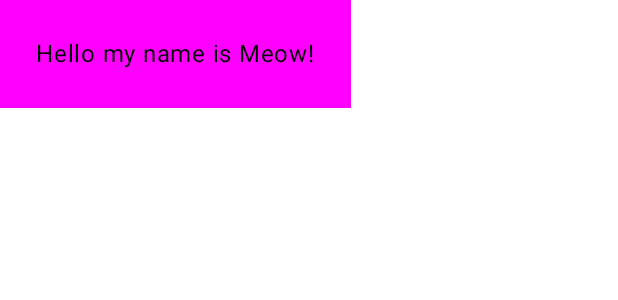
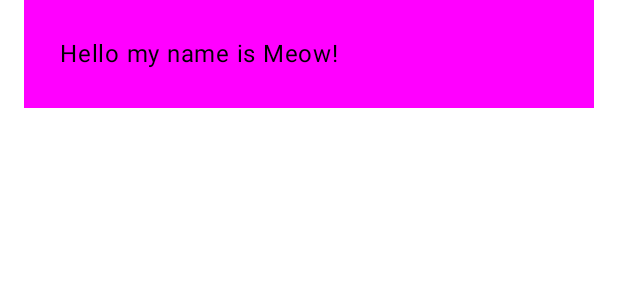
Before and after one commit to mankidal19/greetings-card, an Android app built with Jetpack Compose: the @Preview function GreetingPreview, on a phone screen of 412 x 824 dp. Shown: the top 300 px of the screen. Run offline under Robolectric (Android 15) with nearby library versions, the phone set to English and light mode, and no system bars.

Commit message:
make Greeting to fillMaxWidth

```diff
--- a/app/src/main/java/com/example/greetingcard/MainActivity.kt
+++ b/app/src/main/java/com/example/greetingcard/MainActivity.kt
@@ -5,6 +5,7 @@ import androidx.activity.ComponentActivity
 import androidx.activity.compose.setContent
 import androidx.activity.enableEdgeToEdge
 import androidx.compose.foundation.layout.fillMaxSize
+import androidx.compose.foundation.layout.fillMaxWidth
 import androidx.compose.foundation.layout.padding
 import androidx.compose.material3.Scaffold
 import androidx.compose.material3.Surface
@@ -35,10 +36,12 @@ class MainActivity : ComponentActivity() {
 
 @Composable
 fun Greeting(name: String, modifier: Modifier = Modifier) {
-    Surface(color = Color.Magenta) {
+    Surface(modifier = Modifier.padding(horizontal = 16.dp), color = Color.Magenta) {
         Text(
             text = "Hello my name is $name!",
-            modifier = modifier.padding(24.dp)
+            modifier = modifier
+                        .padding(24.dp)
+                        .fillMaxWidth()
         )
     }
 }
```
